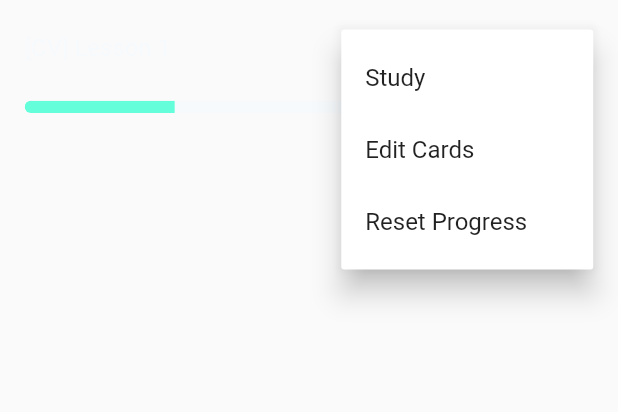
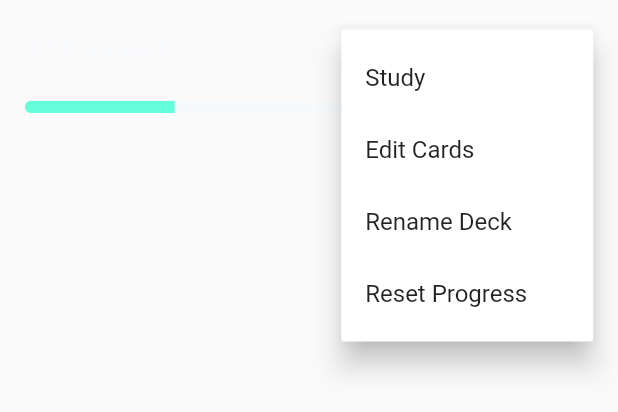
Before and after one commit to drophy/FlutterFlashcards, a Flutter app: the Deck widget shown alone on an empty page, opened directly with empty values, after a tap on the "more vert" icon, on a phone screen of 412 x 824 dp. Shown: the top 412 px of the screen. Run offline on Flutter 3.47's test engine with Material 2 defaults, Android fonts, the phone set to English and light mode, and no system bars.

Commit message:
deck renaming

```diff
--- a/lib/explorer/deck.dart
+++ b/lib/explorer/deck.dart
@@ -6,15 +6,30 @@ import 'package:mindspace/definitions/colors.dart';
 import 'package:mindspace/definitions/dummydata.dart';
 import 'package:mindspace/study_view/study_view.dart';
 
-class Deck extends StatelessWidget {
+class Deck extends StatefulWidget {
   final int currentDeckId;
   Deck({Key key, @required this.currentDeckId}) : super(key: key);
+
+  @override
+  _DeckState createState() => _DeckState();
+}
+
+class _DeckState extends State<Deck> {
+  final _newNameController = TextEditingController();
+  DeckObject _currentDeck;
+
+  @override
+  void initState() {
+    super.initState();
+    _currentDeck = idDeckMap[widget.currentDeckId];
+    _newNameController.text = _currentDeck.name;
+  }
 
   @override
   Widget build(BuildContext context) {
     final double vh = MediaQuery.of(context).size.height / 100;
     final double vw = MediaQuery.of(context).size.width / 100;
-    DeckObject _currentDeck = idDeckMap[currentDeckId];
+
 
     return Container(
       height: 12 * vh,
@@ -47,7 +62,9 @@ class Deck extends StatelessWidget {
                   itemBuilder: (context) => [
                     PopupMenuItem(child: Text('Study'), value: 'study'),
                     PopupMenuItem(child: Text('Edit Cards'), value: 'edit'),
-                    PopupMenuItem(child: Text('Reset Progress'), value: 'reset'),
+                    PopupMenuItem(child: Text('Rename Deck'), value: 'rename'),
+                    PopupMenuItem(
+                        child: Text('Reset Progress'), value: 'reset'),
                   ],
                   onSelected: (result) {
                     if (result == 'edit' || result == 'study') {
@@ -55,13 +72,15 @@ class Deck extends StatelessWidget {
                         MaterialPageRoute(
                           builder: (context) {
                             return result == 'edit'
-                                ? DeckOverview(deckId: currentDeckId)
+                                ? DeckOverview(deckId: widget.currentDeckId)
                                 : StudyView(deck: _currentDeck);
                           },
                         ),
                       );
                     } else if (result == 'reset') {
                       _currentDeck.resetProgress();
+                    } else if (result == 'rename') {
+                      _renameDeck(context);
                     }
                   },
                 ),
@@ -96,4 +115,34 @@ class Deck extends StatelessWidget {
       ),
     );
   }
+
+  void _renameDeck(context) {
+    showDialog(
+      context: context,
+      builder: (context) => AlertDialog(
+        title: Text('Deck name:'),
+        content: TextField(
+            controller: _newNameController,
+            decoration: InputDecoration(
+              labelText: 'Name',
+              filled: true,
+            )),
+        actions: [
+          FlatButton(
+            child: Text('CANCEL'),
+            onPressed: () => Navigator.of(context).pop(),
+          ),
+          RaisedButton(
+            child: Text('RENAME'),
+            onPressed: () {
+              setState(() {
+                _currentDeck.name = _newNameController.text;
+              });
+              Navigator.of(context).pop(); // close pop up
+            },
+          )
+        ],
+      ),
+    );
+  }
 }
--- a/lib/models/deck_object.dart
+++ b/lib/models/deck_object.dart
@@ -93,6 +93,7 @@ class DeckObject {
   }
 
   void removeCard(int index) {
+    if(index >= this._cards.length || index < 0) return;
     this._cards.removeAt(index);
   }
 
```
